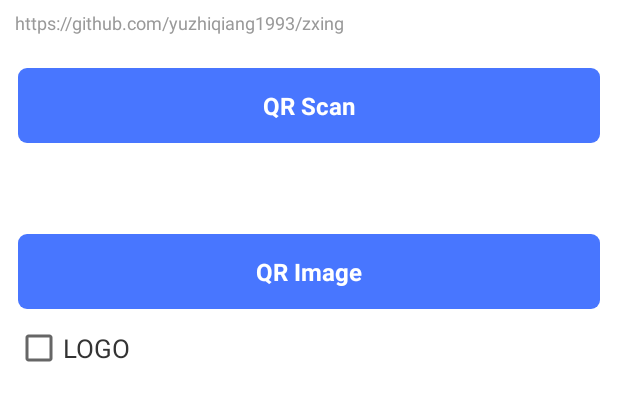
After one commit to lovemelon2017/SummaryHs, an Android app: the layout activity_qr.xml on its own in the app's theme, with its tools: preview values and no code run, on a phone screen of 412 x 824 dp. The commit adds this screen. Shown: the top 401 px of the screen. Run offline under Robolectric (Android 15) with nearby library versions, the phone set to English and light mode, and no system bars.

Commit message:
二维码扫描与生成

```diff
--- a/app/build.gradle
+++ b/app/build.gradle
@@ -79,5 +79,6 @@ dependencies {
     implementation 'com.amap.api:location:latest.integration'
     //搜索功能
     implementation 'com.amap.api:search:latest.integration'
-
+    //二维码扫描
+    implementation 'com.github.yuzhiqiang1993:zxing:2.2.5'
 }
--- a/app/src/main/AndroidManifest.xml
+++ b/app/src/main/AndroidManifest.xml
@@ -28,7 +28,8 @@
         android:roundIcon="@mipmap/ic_launcher_round"
         android:supportsRtl="true"
         android:theme="@style/AppTheme">
-        <activity android:name=".gmap.HeatMapActivity"></activity>
+        <activity android:name=".qrscan.QrActivity"></activity>
+        <activity android:name=".gmap.HeatMapActivity" />
         <activity android:name=".gmap.InDoorMapActivity" />
         <activity android:name=".gmap.GaoDeListActivity" />
         <activity android:name=".gmap.GaoDeMapActivity" />
--- a/app/src/main/java/com/hanchao/summary/MainActivity.java
+++ b/app/src/main/java/com/hanchao/summary/MainActivity.java
@@ -18,6 +18,7 @@ import com.hanchao.summary.gmap.GaoDeListActivity;
 import com.hanchao.summary.gsyplayer.GsyDemoActivity;
 import com.hanchao.summary.multiple.MultipleActivity;
 import com.hanchao.summary.picker.DatePickerActivity;
+import com.hanchao.summary.qrscan.QrActivity;
 import com.hanchao.summary.rvandrv.RecyclerDoubleActivity;
 import com.hanchao.summary.sb.SwitchButtonActivity;
 import com.hanchao.summary.wxdemo.WxPicActivity;
@@ -81,7 +82,7 @@ public class MainActivity extends AppCompatActivity {
 
     @OnClick({R.id.main_banner_tv, R.id.main_flex_tv, R.id.main_duo_tv, R.id.main_rv_rv_tv,
             R.id.main_picker, R.id.main_switch, R.id.main_coor, R.id.main_wx_video, R.id.main_pop,
-            R.id.main_gsy_player, R.id.main_gd_map})
+            R.id.main_gsy_player, R.id.main_gd_map, R.id.main_qr})
     public void onClick(View view) {
         switch (view.getId()) {
             case R.id.main_banner_tv:
@@ -117,6 +118,9 @@ public class MainActivity extends AppCompatActivity {
             case R.id.main_gd_map:
                 ActivityUtils.startActivity(GaoDeListActivity.class);
                 break;
+            case R.id.main_qr:
+                ActivityUtils.startActivity(QrActivity.class);
+                break;
         }
     }
 
--- a/app/src/main/java/com/hanchao/summary/base/MyApplication.java
+++ b/app/src/main/java/com/hanchao/summary/base/MyApplication.java
@@ -12,5 +12,6 @@ public class MyApplication extends Application {
         super.onCreate();
         MultiDex.install(this);
         CityListLoader.getInstance().loadCityData(this);
+
     }
 }
--- a/app/src/main/res/layout/activity_main.xml
+++ b/app/src/main/res/layout/activity_main.xml
@@ -79,6 +79,11 @@
                 android:id="@+id/main_gd_map"
                 style="@style/myTextBlue"
                 android:text="GaoDe Map" />
+
+            <TextView
+                android:id="@+id/main_qr"
+                style="@style/myTextBlue"
+                android:text="QR Scan" />
         </LinearLayout>
     </ScrollView>
 
--- /dev/null
+++ b/app/src/main/res/layout/activity_qr.xml
@@ -0,0 +1,54 @@
+<?xml version="1.0" encoding="utf-8"?>
+<LinearLayout xmlns:android="http://schemas.android.com/apk/res/android"
+    xmlns:app="http://schemas.android.com/apk/res-auto"
+    xmlns:tools="http://schemas.android.com/tools"
+    android:layout_width="match_parent"
+    android:layout_height="match_parent"
+    android:orientation="vertical">
+
+    <TextView
+        android:layout_width="match_parent"
+        android:layout_height="30dp"
+        android:gravity="center_vertical"
+        android:paddingLeft="10dp"
+        android:text="https://github.com/yuzhiqiang1993/zxing"
+        android:textColor="#999999"
+        android:textSize="12sp" />
+
+
+    <TextView
+        android:id="@+id/qr_scan_tv"
+        style="@style/myTextBlue"
+        android:text="QR Scan" />
+
+    <TextView
+        android:id="@+id/scan_result_tv"
+        android:layout_width="wrap_content"
+        android:layout_height="wrap_content"
+        android:layout_margin="12dp"
+        android:textColor="@color/cl_333"
+        android:textSize="15sp" />
+
+    <TextView
+        android:id="@+id/qr_get_iv"
+        style="@style/myTextBlue"
+        android:text="QR Image" />
+
+
+    <CheckBox
+        android:id="@+id/logo_cb"
+        android:layout_width="wrap_content"
+        android:layout_height="wrap_content"
+        android:layout_margin="10dp"
+        android:text="LOGO"
+        android:textColor="@color/cl_333"
+        android:textSize="17sp" />
+
+    <ImageView
+        android:id="@+id/qr_iv"
+        android:layout_width="200dp"
+        android:layout_height="200dp"
+        android:layout_gravity="center_horizontal"
+        android:layout_marginTop="30dp" />
+
+</LinearLayout>
```
Also changed, not shown: app/src/main/res/drawable-xhdpi/ic_study_logo.png (added).
